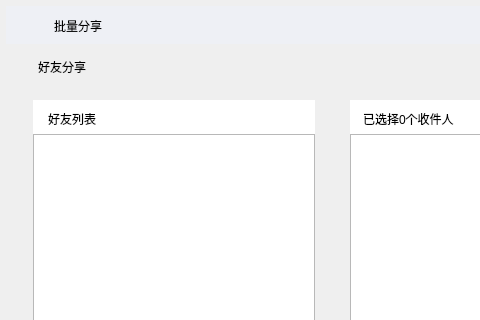
Before: the Qt Designer form groupsenddialog.ui in HustGw/CLLLLLLLSAFFFFFEWINN, drawn with Qt 5; both pictures show x 0 to 480 and y 0 to 320 of the 664 by 510 pixel window.
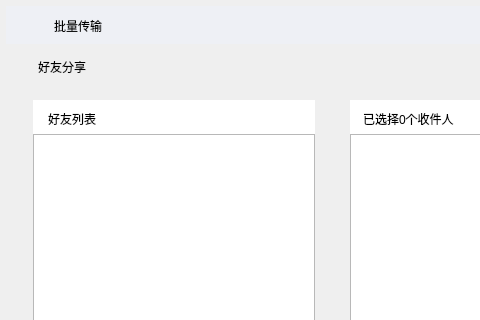
After: the same form once the commit is applied. Icons and pictures are not drawn.

Commit message: 批量下载弹框问题解决 新bug？（同时下载文件，并发解密文件）

Diff of the .ui file:
```diff
--- a/groupsenddialog.ui
+++ b/groupsenddialog.ui
@@ -60,7 +60,7 @@
 background-color: rgb(238, 240, 245);</string>
    </property>
    <property name="text">
-    <string>批量分享</string>
+    <string>批量传输</string>
    </property>
   </widget>
   <widget class="QLabel" name="label_8">
```
The commit also changes 13 other files.
